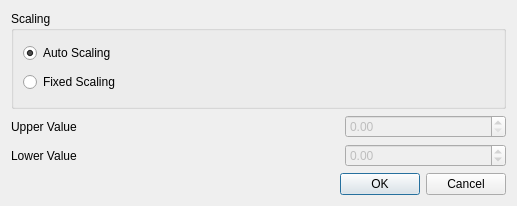
The window that src/gui_impl/dialogs/scale_channel_dialog.ui (cbrnr/sigviewer) describes before a commit, drawn with Qt 5.
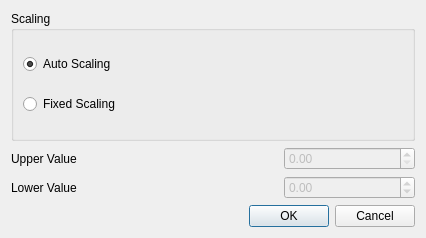
The same window after the commit.

```diff
--- a/src/gui_impl/dialogs/scale_channel_dialog.ui
+++ b/src/gui_impl/dialogs/scale_channel_dialog.ui
@@ -6,16 +6,22 @@
    <rect>
     <x>0</x>
     <y>0</y>
-    <width>517</width>
-    <height>206</height>
+    <width>426</width>
+    <height>238</height>
    </rect>
   </property>
   <property name="windowTitle">
    <string>Scale Channel</string>
   </property>
-  <layout class="QGridLayout" name="gridLayout">
+  <layout class="QGridLayout" name="gridLayout_3">
    <item row="0" column="0">
     <widget class="QGroupBox" name="groupBox">
+     <property name="sizePolicy">
+      <sizepolicy hsizetype="Preferred" vsizetype="Expanding">
+       <horstretch>0</horstretch>
+       <verstretch>0</verstretch>
+      </sizepolicy>
+     </property>
      <property name="title">
       <string>Scaling</string>
      </property>
@@ -40,58 +46,44 @@
      </layout>
     </widget>
    </item>
-   <item row="3" column="0">
-    <widget class="QDialogButtonBox" name="buttonBox">
-     <property name="orientation">
-      <enum>Qt::Horizontal</enum>
-     </property>
-     <property name="standardButtons">
-      <set>QDialogButtonBox::Cancel|QDialogButtonBox::Ok</set>
-     </property>
-    </widget>
-   </item>
    <item row="1" column="0">
-    <layout class="QHBoxLayout" name="horizontalLayout">
-     <item>
+    <layout class="QGridLayout" name="gridLayout">
+     <item row="0" column="0">
       <widget class="QLabel" name="label">
        <property name="text">
         <string>Upper Value</string>
        </property>
       </widget>
      </item>
-     <item>
+     <item row="0" column="1">
       <widget class="QLabel" name="unitLabelUpper">
        <property name="text">
         <string/>
        </property>
       </widget>
      </item>
-     <item>
+     <item row="0" column="2">
       <widget class="QDoubleSpinBox" name="upper_spinbox_">
        <property name="enabled">
         <bool>false</bool>
        </property>
       </widget>
      </item>
-    </layout>
-   </item>
-   <item row="2" column="0">
-    <layout class="QHBoxLayout" name="horizontalLayout_2">
-     <item>
+     <item row="1" column="0">
       <widget class="QLabel" name="label_2">
        <property name="text">
         <string>Lower Value</string>
        </property>
       </widget>
      </item>
-     <item>
+     <item row="1" column="1">
       <widget class="QLabel" name="unitLabelLower">
        <property name="text">
         <string/>
        </property>
       </widget>
      </item>
-     <item>
+     <item row="1" column="2">
       <widget class="QDoubleSpinBox" name="lower_spinbox_">
        <property name="enabled">
         <bool>false</bool>
@@ -103,6 +95,16 @@
      </item>
     </layout>
    </item>
+   <item row="2" column="0">
+    <widget class="QDialogButtonBox" name="buttonBox">
+     <property name="orientation">
+      <enum>Qt::Horizontal</enum>
+     </property>
+     <property name="standardButtons">
+      <set>QDialogButtonBox::Cancel|QDialogButtonBox::Ok</set>
+     </property>
+    </widget>
+   </item>
   </layout>
  </widget>
  <resources/>
```
